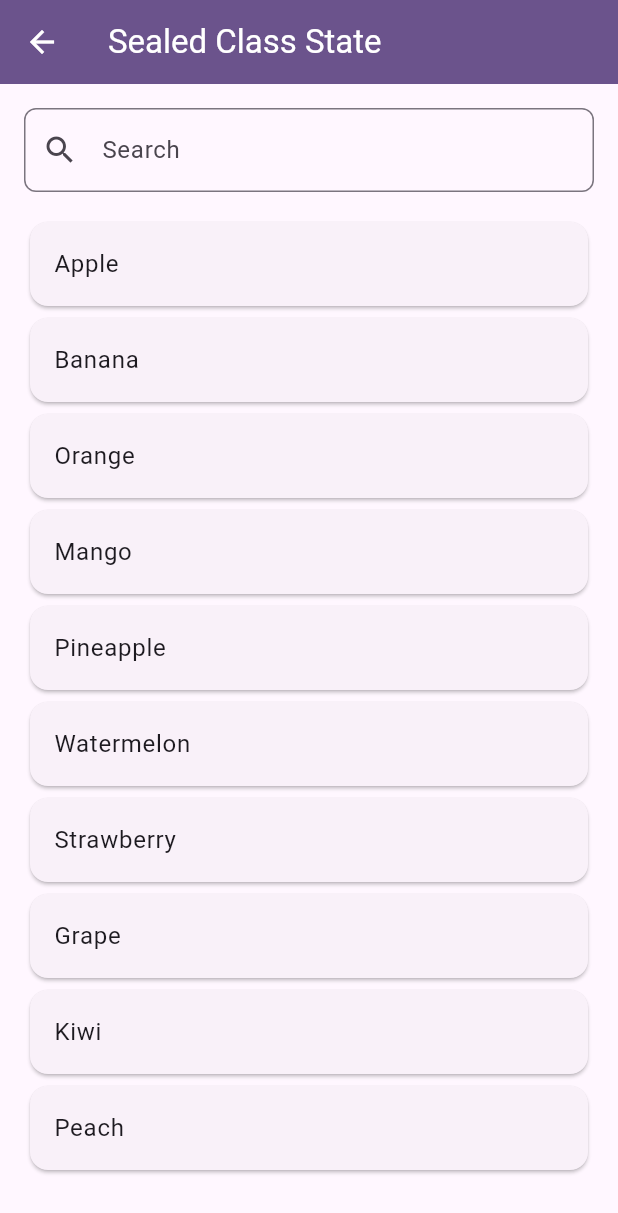
After one commit to thetpaingsoe/flutter_bloc_demo, a Flutter app: the screen it shows after launch, after a tap on "States : Sealed Class State", on a phone screen of 412 x 824 dp. The commit adds this screen. Shown: the top 1213 px of the screen. Run offline on Flutter 3.47's test engine with Material 3 defaults, Android fonts, the phone set to English and light mode, and no system bars; our stand-ins replace flutter_bloc.

Commit message:
Added Sealed State Class Demo

```diff
--- /dev/null
+++ b/lib/features/sealed_class_state/bloc/sealed_class_bloc.dart
@@ -0,0 +1,46 @@
+import 'package:flutter_bloc/flutter_bloc.dart';
+
+
+import '../repository/data_list_repository.dart';
+import 'sealed_class_event.dart';
+import 'sealed_class_state.dart';
+
+class SealedClassBloc extends Bloc<SealedClassEvent, SealedClassState>{
+
+  final DataListRepository dataListRepository;
+
+  SealedClassBloc({required this.dataListRepository}) : super(SealedClassInitialState()) {
+
+    on<SealedClassInitialEvent>((event, emit) async{
+
+      emit(SealedClassLoadingState());
+
+      // Simulate a network call
+      List<String> dataList = await dataListRepository.getItems('');
+      String errorMessage = '';
+      if(dataList.isEmpty){
+        errorMessage = 'No data found';
+        emit(SealedClassErrorState(errorMessage: errorMessage));
+      } else {
+        emit(SealedClassSuccessState(dataList: dataList));
+      }
+
+    });
+
+    on<SealedClassFetchDataEvent>((event, emit) async {
+
+      emit(SealedClassLoadingState());
+
+      // Simulate a network call
+      List<String> dataList = await dataListRepository.getItems(event.keyword);
+      String errorMessage = '';
+      if(dataList.isEmpty){
+        errorMessage = 'No data found';
+        emit(SealedClassErrorState(errorMessage: errorMessage));
+      } else {
+        emit(SealedClassSearchState(dataList: dataList, keyword: event.keyword));
+      }
+
+    });
+  }
+}
--- /dev/null
+++ b/lib/features/sealed_class_state/bloc/sealed_class_event.dart
@@ -0,0 +1,10 @@
+sealed class SealedClassEvent {}
+
+final class SealedClassFetchDataEvent extends SealedClassEvent {
+  final String keyword;
+  SealedClassFetchDataEvent({required this.keyword}) : super();
+}
+
+final class SealedClassInitialEvent extends SealedClassEvent {
+  SealedClassInitialEvent() : super();
+}
--- /dev/null
+++ b/lib/features/sealed_class_state/bloc/sealed_class_state.dart
@@ -0,0 +1,48 @@
+sealed class SealedClassState {}
+
+final class SealedClassInitialState extends SealedClassState {
+  SealedClassInitialState() : super();
+}
+
+final class SealedClassLoadingState extends SealedClassState {
+  SealedClassLoadingState() : super();
+}
+
+final class SealedClassErrorState extends SealedClassState {
+  final String errorMessage;
+  SealedClassErrorState({required this.errorMessage}) : super();
+}
+
+class SealedClassSuccessState extends SealedClassState {
+  final List<String> dataList;
+  SealedClassSuccessState({required this.dataList}) : super();
+}
+
+final class SealedClassSearchState extends SealedClassSuccessState {
+  final String keyword;
+  SealedClassSearchState({required this.keyword, required super.dataList}) : super();
+}
+
+
+
+// enum Status {
+//   initial,
+//   loading,
+//   loaded,
+//   error,
+// }
+
+// class SealedClassState {
+
+//   final Status status;
+//   final List<String> dataList;
+//   final String errorMessage;
+//   final String keyword;
+
+//   const SealedClassState({
+//     this.status = Status.initial,
+//     this.dataList = const [],
+//     this.errorMessage = '',
+//     this.keyword = '',
+//   });
+// }
--- /dev/null
+++ b/lib/features/sealed_class_state/repository/data_list_repository.dart
@@ -0,0 +1,27 @@
+class DataListRepository {
+
+  // random strings 10 lines
+  List<String> dataList = [
+    "Apple",
+    "Banana",
+    "Orange",
+    "Mango",
+    "Pineapple",
+    "Watermelon",
+    "Strawberry",
+    "Grape",
+    "Kiwi",
+    "Peach"
+  ];
+
+  Future<List<String>> getItems(String keyword) async{
+    // Simulate a network call
+    await Future.delayed(const Duration(milliseconds: 200));
+    if (keyword.isEmpty) {
+      return dataList;
+    }
+
+    // Filter the list based on the keyword
+    return dataList.where((item) => item.toLowerCase().contains(keyword.toLowerCase())).toList();
+  }
+}
--- /dev/null
+++ b/lib/features/sealed_class_state/ui/sealed_class_page.dart
@@ -0,0 +1,28 @@
+import 'package:flutter/material.dart';
+import 'package:flutter_bloc/flutter_bloc.dart';
+
+import '../bloc/sealed_class_bloc.dart';
+import '../repository/data_list_repository.dart';
+import 'sealed_class_screen.dart';
+
+class SealedClassPage extends StatelessWidget {
+  const SealedClassPage({super.key});
+
+  @override
+  Widget build(BuildContext context) {
+    return RepositoryProvider(
+      create: (context) => DataListRepository(),
+      child: BlocProvider(
+        create: (context) => SealedClassBloc(dataListRepository: context.read<DataListRepository>()),
+        child: Scaffold(
+          appBar: AppBar(
+            title: const Text('Sealed Class State'),
+            backgroundColor: Theme.of(context).colorScheme.primary,
+            foregroundColor: Theme.of(context).colorScheme.onPrimary,
+          ),
+          body: SealedClassScreen()
+        )
+      ),
+    );
+  }
+}
--- /dev/null
+++ b/lib/features/sealed_class_state/ui/sealed_class_screen.dart
@@ -0,0 +1,83 @@
+import 'package:flutter/material.dart';
+import 'package:flutter_bloc/flutter_bloc.dart';
+
+import '../bloc/sealed_class_bloc.dart';
+import '../bloc/sealed_class_event.dart';
+import '../bloc/sealed_class_state.dart';
+
+class SealedClassScreen extends StatefulWidget {
+  const SealedClassScreen({super.key});
+
+  @override
+  State<SealedClassScreen> createState() => _SealedClassScreenState();
+}
+
+class _SealedClassScreenState extends State<SealedClassScreen> {
+
+  @override
+  void initState() {
+    super.initState();
+    // Dispatch initial event ONCE when the screen loads
+    BlocProvider.of<SealedClassBloc>(context).add(SealedClassInitialEvent());
+  }
+
+  @override
+  Widget build(BuildContext context) {
+
+    return Container(
+      width: double.infinity,
+      margin: const EdgeInsets.all(16),
+      child: Column(
+        mainAxisAlignment: MainAxisAlignment.start,
+        mainAxisSize: MainAxisSize.max,
+        crossAxisAlignment: CrossAxisAlignment.center,
+        children: [
+          // Search TextField with a search icon
+          TextField(
+            decoration: InputDecoration(
+              labelText: 'Search',
+              prefixIcon: const Icon(Icons.search),
+              border: OutlineInputBorder(
+                borderRadius: BorderRadius.circular(8),
+                borderSide: BorderSide(
+                  color: Theme.of(context).colorScheme.primary,
+                ),
+              ),
+            ),
+            onChanged: (value) {
+              // Trigger the event to fetch data
+              BlocProvider.of<SealedClassBloc>(context)
+                  .add(SealedClassFetchDataEvent(keyword: value));
+            },
+          ),
+
+          const SizedBox(height: 16),
+          BlocBuilder<SealedClassBloc, SealedClassState>(
+            builder: (context, state) {
+              if (state is SealedClassLoadingState) {
+                return const CircularProgressIndicator();
+              } else if (state is SealedClassErrorState) {
+                return Text(state.errorMessage);
+              } else if (state is SealedClassSuccessState) {
+                return Expanded(
+                  child: ListView.builder(
+                    itemCount: state.dataList.length,
+                    itemBuilder: (context, index) {
+                      return Card(
+                        child: ListTile(
+                          title: Text(state.dataList[index]),
+                        ),
+                      );
+                    },
+                  ),
+                );
+              } else {
+                return const Text("N.A");
+              }
+            },
+          ),
+        ],
+      ),
+    );
+  }
+}
--- a/lib/main.dart
+++ b/lib/main.dart
@@ -4,6 +4,7 @@ import 'package:flutter_bloc_demo/features/bloc_consumer/ui/bloc_consumer_page.d
 import 'package:flutter_bloc_demo/features/bloc_selector/ui/bloc_selector_page.dart';
 import 'package:flutter_bloc_demo/features/concrete_class_state/ui/concrete_class_page.dart';
 import 'package:flutter_bloc_demo/features/repository_provider/ui/repository_provider_page.dart';
+import 'package:flutter_bloc_demo/features/sealed_class_state/ui/sealed_class_page.dart';
 import 'features/basic_counter_with_bloc/ui/basic_counter_with_bloc_page.dart';
 import 'features/bloc_builder_build_when/ui/build_when_page.dart';
 
@@ -125,6 +126,16 @@ class _MyHomePageState extends State<MyHomePage> {
                           builder: (context) =>
                               const ConcreteClassPage()));
             }, child: Text('States : Concrete Class State')),
+            SizedBox(
+              height: 24,
+            ),
+            FilledButton(onPressed: () {
+              Navigator.push(
+                      context,
+                      MaterialPageRoute(
+                          builder: (context) =>
+                              const SealedClassPage()));
+            }, child: Text('States : Sealed Class State')),
           ],
         ),
       ),
```
